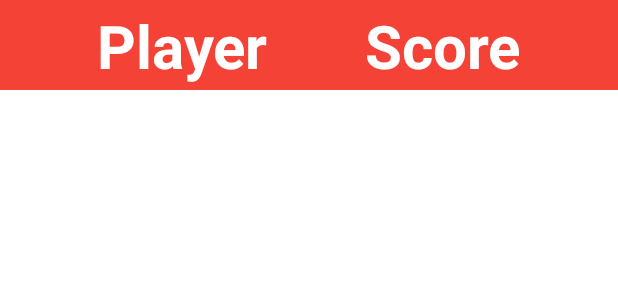
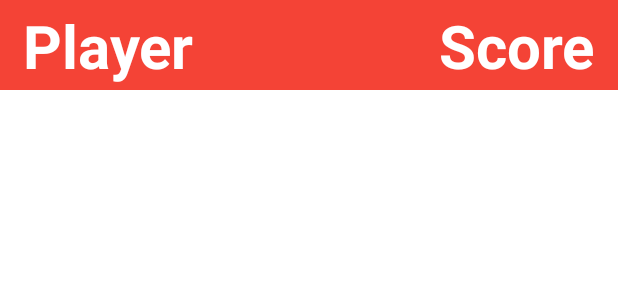
Before and after one commit to KSU-Mobile-Dev-Club/ClickerMonkey3_Android, an Android app: the layout playeritem.xml on its own in the app's theme, with its tools: preview values and no code run, on a phone screen of 412 x 824 dp. Shown: the top 300 px of the screen. Run offline under Robolectric (Android 15) with nearby library versions, the phone set to English and light mode, and no system bars.

```diff
--- a/app/src/main/res/layout/player_name_dialog.xml
+++ b/app/src/main/res/layout/player_name_dialog.xml
@@ -24,7 +24,7 @@
             android:layout_height="wrap_content"
             app:backgroundTint="@color/colorPrimary"
             android:hint="Name"
-            android:maxLength="30"
+            android:maxLength="15"
             android:singleLine="true"/>
 
     </android.support.design.widget.TextInputLayout>
--- a/app/src/main/res/layout/playeritem.xml
+++ b/app/src/main/res/layout/playeritem.xml
@@ -12,9 +12,9 @@
         android:layout_height="wrap_content"
         android:text="Player"
         app:layout_constraintLeft_toLeftOf="parent"
-        app:layout_constraintRight_toLeftOf="@+id/score"
         app:layout_constraintTop_toTopOf="parent"
         app:layout_constraintBottom_toBottomOf="parent"
+        android:layout_marginLeft="15dp"
         android:textSize="40dp"
         android:textColor="@color/colorText"
         android:textStyle="bold"/>
@@ -25,10 +25,11 @@
         android:layout_height="wrap_content"
         android:text="Score"
         app:layout_constraintRight_toRightOf="parent"
-        app:layout_constraintLeft_toRightOf="@+id/player"
         app:layout_constraintTop_toTopOf="parent"
         app:layout_constraintBottom_toBottomOf="parent"
+        android:layout_marginRight="15dp"
         android:textSize="40dp"
         android:textColor="@color/colorText"
         android:textStyle="bold"/>
+
 </android.support.constraint.ConstraintLayout>
```
Also changed, not shown: app/src/main/java/club/dev/mobile/ksu/clickermonkey3_android/ScoreboardActivity.java (+27 -0 lines).
